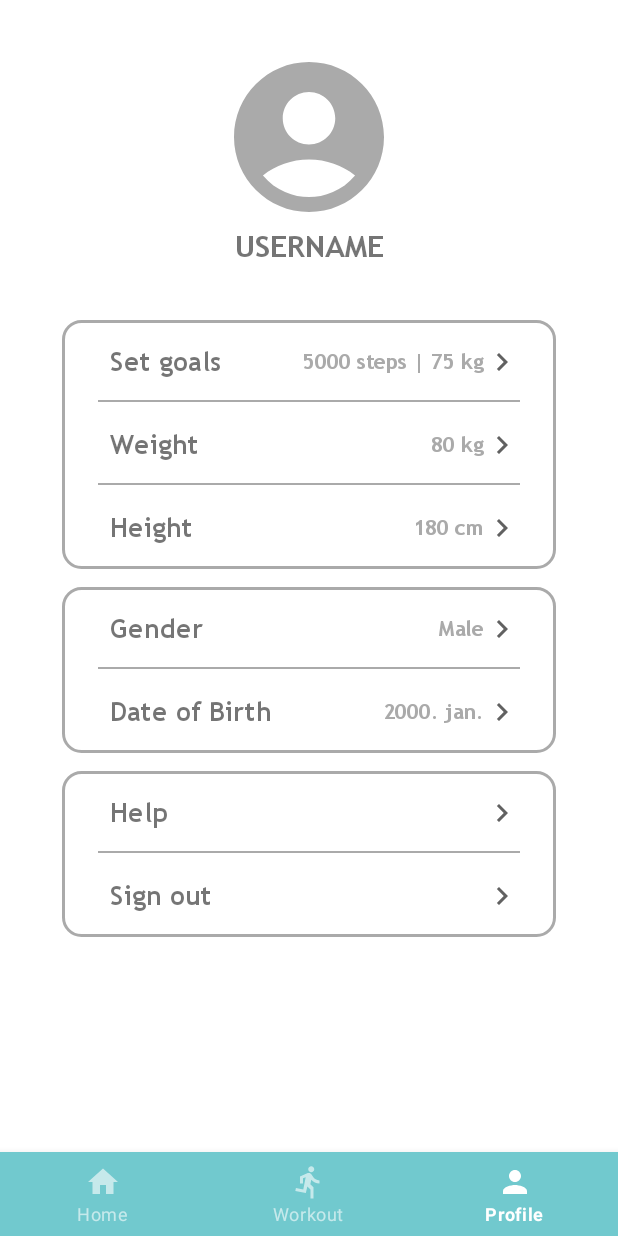
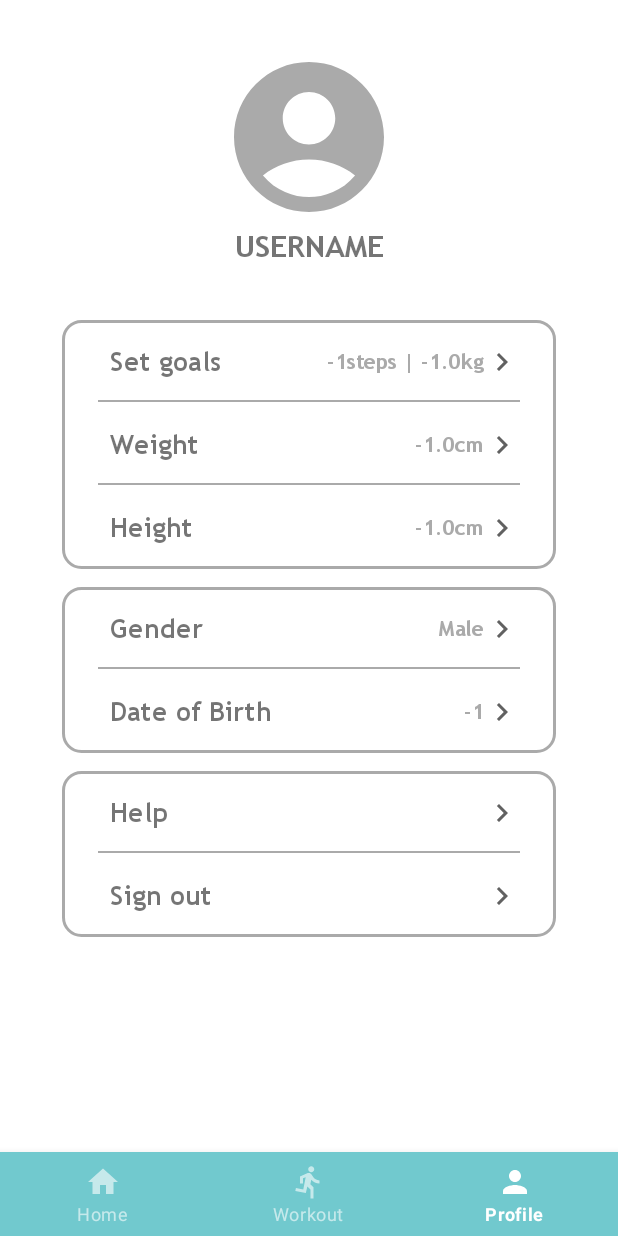
Before and after one commit to Track-io-BME/MainApp, an Android app: the ProfileMenuFragment screen opened through its navigation route, on a phone screen of 412 x 824 dp. Run offline under Robolectric (Android 15) with nearby library versions, the phone set to English and light mode, and no system bars.

Commit message:
profile view model

```diff
--- /dev/null
+++ b/app/src/main/java/hu/bme/aut/android/trackio/model/ProfileViewModel.kt
@@ -0,0 +1,24 @@
+package hu.bme.aut.android.trackio.model
+
+import android.app.Application
+import androidx.lifecycle.AndroidViewModel
+import androidx.lifecycle.LiveData
+import androidx.lifecycle.MutableLiveData
+import hu.bme.aut.android.trackio.R
+
+class ProfileViewModel(application: Application) : AndroidViewModel(application) {
+    private val INVALID_VALUE = -1
+    private var _stepsGoal = MutableLiveData(INVALID_VALUE)
+    var stepsGoal : LiveData<Int> = _stepsGoal
+    private var _weightGoal = MutableLiveData(INVALID_VALUE.toFloat())
+    var weightGoal : LiveData<Float> = _weightGoal
+    private var _weight = MutableLiveData(INVALID_VALUE.toFloat())
+    var weight : LiveData<Float> = _weight
+    private var _height = MutableLiveData(INVALID_VALUE.toFloat())
+    var height : LiveData<Float> = _height
+    private var _gender = MutableLiveData(application.getString(R.string.male))
+    var gender : LiveData<String> = _gender
+    private var _birthDate = MutableLiveData(INVALID_VALUE.toLong())
+    var birthDate : LiveData<Long> = _birthDate
+
+}
--- a/app/src/main/java/hu/bme/aut/android/trackio/ui/profilemenu/ProfileMenuFragment.kt
+++ b/app/src/main/java/hu/bme/aut/android/trackio/ui/profilemenu/ProfileMenuFragment.kt
@@ -6,14 +6,16 @@ import androidx.fragment.app.Fragment
 import android.view.LayoutInflater
 import android.view.View
 import android.view.ViewGroup
+import androidx.fragment.app.activityViewModels
 import androidx.navigation.fragment.findNavController
-import androidx.navigation.ui.setupWithNavController
 import hu.bme.aut.android.trackio.MainActivity
 import hu.bme.aut.android.trackio.R
 import hu.bme.aut.android.trackio.databinding.FragmentProfileMenuBinding
+import hu.bme.aut.android.trackio.model.ProfileViewModel
 
 class ProfileMenuFragment : Fragment() {
     private lateinit var binding : FragmentProfileMenuBinding
+    private val viewModel: ProfileViewModel by activityViewModels()
 
     override fun onCreateView(
         inflater: LayoutInflater,
@@ -21,6 +23,36 @@ class ProfileMenuFragment : Fragment() {
         savedInstanceState: Bundle?
     ): View {
         binding = FragmentProfileMenuBinding.inflate(inflater, container, false)
+        viewModel.stepsGoal.observe(viewLifecycleOwner) {
+            if (true) {
+                binding.tvSetGoalsValues.text = getString(R.string.goals, it, viewModel.weightGoal.value)
+            }
+        }
+        viewModel.weightGoal.observe(viewLifecycleOwner) {
+            if (true) {
+                binding.tvSetGoalsValues.text = getString(R.string.goals, viewModel.stepsGoal.value, it)
+            }
+        }
+        viewModel.weight.observe(viewLifecycleOwner) {
+            if (true) {
+                binding.tvWeightValues.text = getString(R.string.cm, it)
+            }
+        }
+        viewModel.height.observe(viewLifecycleOwner) {
+            if (true) {
+                binding.tvHeightValues.text = getString(R.string.cm, it)
+            }
+        }
+        viewModel.gender.observe(viewLifecycleOwner) {
+            if (true) {
+                binding.tvGenderValues.text = it.toString()
+            }
+        }
+        viewModel.birthDate.observe(viewLifecycleOwner) {
+            if (true) {
+                binding.tvBirthDateValues.text = it.toString()   //TODO date conversion!!!
+            }
+        }
         return binding.root
     }
 
--- a/app/src/main/res/values/strings.xml
+++ b/app/src/main/res/values/strings.xml
@@ -30,11 +30,13 @@
     <string name="current">Current</string>
     <string name="goal">Goal</string>
     <string name="daily_steps">Daily steps</string>
+    <string name="male">Male</string>
+    <string name="female">Female</string>
     <string-array name="genders">
-        <item>Male</item>
-        <item>Female</item>
+        <item>@string/male</item>
+        <item>@string/female</item>
     </string-array>
-    <!-- TODO: Remove or change this placeholder text -->
-    <string name="hello_blank_fragment">Hello blank fragment</string>
+    <string name="goals">%dsteps | %.1fkg</string>
+    <string name="cm">%.1fcm</string>
 
 </resources>
```
